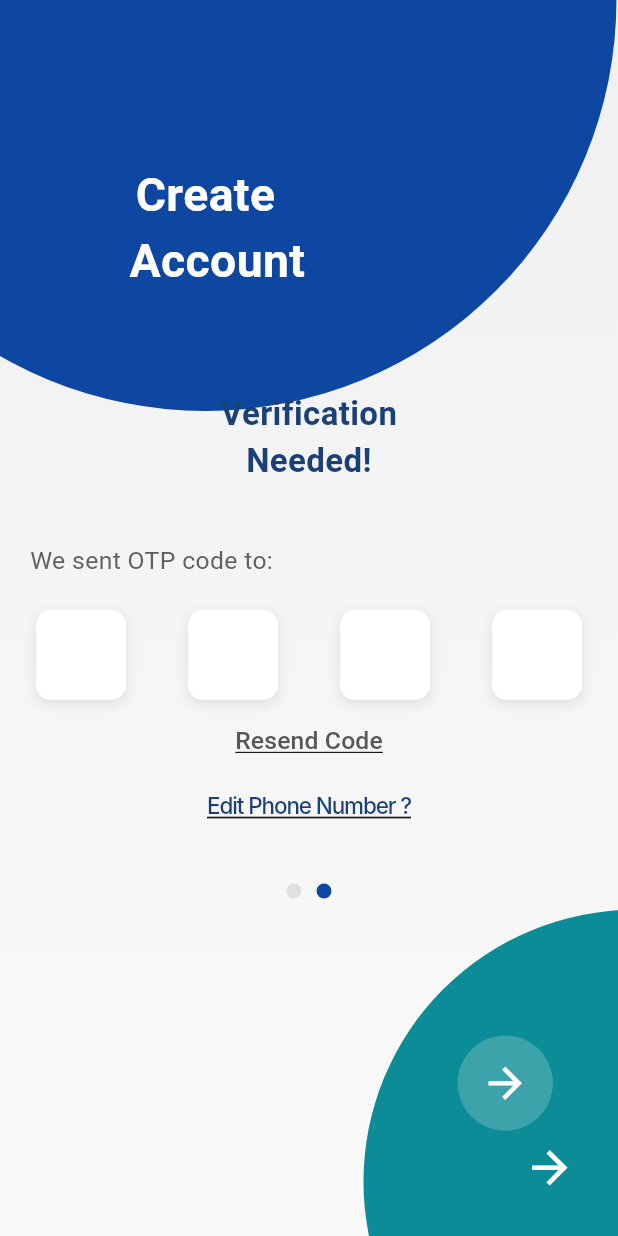
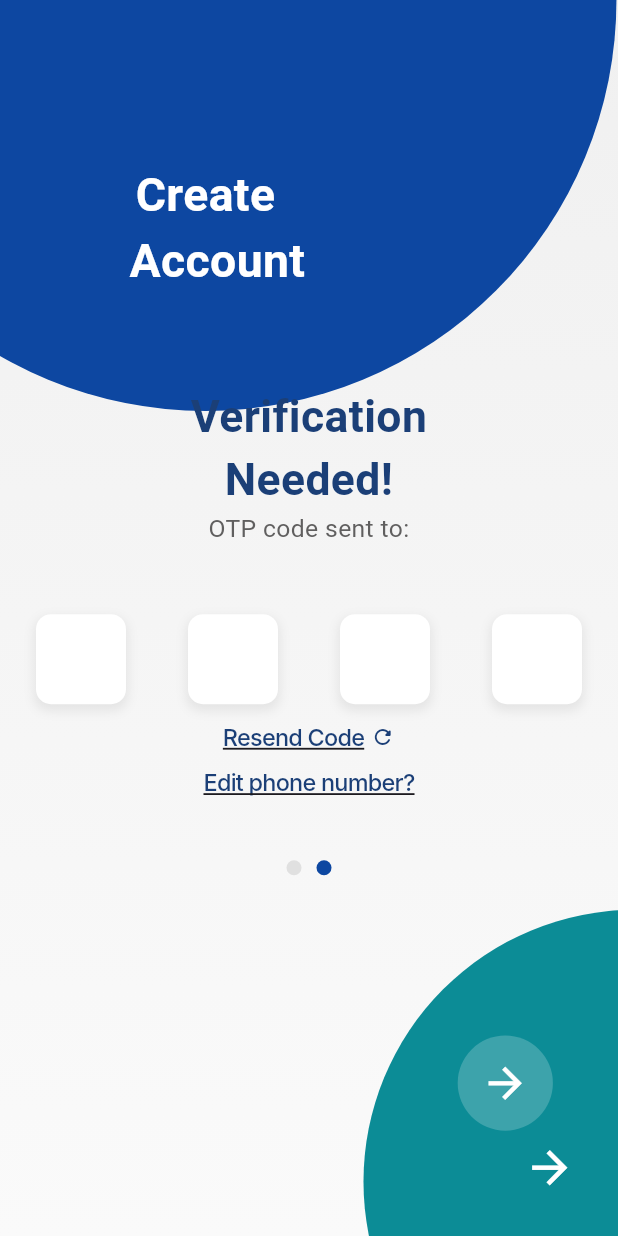
Before and after one commit to abde-salek/gaz-distribution-app, a Flutter app: the OtpVerificationPage screen opened directly with empty values, on a phone screen of 412 x 824 dp. Run offline on Flutter 3.47's test engine with Material 3 defaults, Android fonts, the phone set to English and light mode, and no system bars; Roboto replaces fonts that are missing (Futura Hv BT, Inter, Space Grotesk).

Commit message:
Day 25.1 OTP and signup  improved responsiveness and UI consistency

```diff
--- a/lib/Auth/otp_verification_page.dart
+++ b/lib/Auth/otp_verification_page.dart
@@ -1,5 +1,6 @@
 import 'package:flutter/material.dart';
 import 'package:flutter/services.dart';
+import 'package:gaz/Auth/signup_page.dart';
 import 'package:gaz/Core/Dash.dart';
 
 class OtpVerificationPage extends StatefulWidget {
@@ -68,6 +69,7 @@ class _OtpVerificationPageState extends State<OtpVerificationPage> {
 
     final double titleFontSize = screenWidth * 0.075;
     final double bodyFontSize = screenWidth * 0.04;
+    final double linkFontSize = screenWidth * 0.038;
 
     return Scaffold(
       body: Container(
@@ -228,16 +230,6 @@ class _OtpVerificationPageState extends State<OtpVerificationPage> {
                         SizedBox(height: screenHeight * 0.22),
 
                         // "Enter Verification Code" Title
-                        Container(
-                          width: screenWidth,
-                          height: 100,
-                          padding: const EdgeInsets.all(16),
-                          child: Row(
-                            mainAxisSize: MainAxisSize.min,
-                            mainAxisAlignment: MainAxisAlignment.center,
-                            crossAxisAlignment: CrossAxisAlignment.center,
-                            spacing: 10,
-                            children: [
                         SizedBox(
                           width: 206,
                           child: Text(
@@ -245,23 +237,16 @@ class _OtpVerificationPageState extends State<OtpVerificationPage> {
                             textAlign: TextAlign.center,
                             style: TextStyle(
                               color: const Color(0xFF1B3F77),
-                                    fontSize: 22,
+                              fontSize: bodyFontSize * 1.8,
                               fontFamily: 'Space Grotesk',
                               fontWeight: FontWeight.w700,
                             ),
                           ),
                         ),
-                            ],
-                          ),
-                        ),
-                        SizedBox(height: screenHeight * 0.025),
-
+                        //SizedBox(height: screenHeight * 0.025),
                         // Phone number information text
-                        Row(
-                          crossAxisAlignment: CrossAxisAlignment.center,
-                          children: [
                         Text(
-                              'We sent OTP code to:',
+                          'OTP code sent to:',
                           textAlign: TextAlign.center,
                           style: TextStyle(
                             fontSize: bodyFontSize,
@@ -269,14 +254,13 @@ class _OtpVerificationPageState extends State<OtpVerificationPage> {
                           ),
                         ),
                         Text(
-                              '${widget.phoneNumber}',
+                          widget.phoneNumber,
                           textAlign: TextAlign.center,
                           style: TextStyle(
+                            fontWeight: FontWeight.bold,
                             fontSize: bodyFontSize,
                             color: const Color.fromARGB(255, 87, 87, 87),
                           ),
-                            ),
-                          ],
                         ),
                         SizedBox(height: screenHeight * 0.02),
 
@@ -292,41 +276,74 @@ class _OtpVerificationPageState extends State<OtpVerificationPage> {
                           ),
                         ),
 
-                        ///SizedBox(height: screenHeight * 0.02),
+                        SizedBox(height: screenHeight * 0.008),
 
                         // "Resend Code" Button
-                        TextButton(
-                          onPressed: () {
-                            // TODO: Implement resend code functionality
+                        GestureDetector(
+                          onTap: () {
+                            // Navigate back to login
+                          },
+                          child: Row(
+                            mainAxisAlignment: MainAxisAlignment.center,
+                            crossAxisAlignment: CrossAxisAlignment.center,
+                            children: [
+                              Text(
+                                'Resend Code',
+                                textAlign: TextAlign.center,
+                                style: TextStyle(
+                                  // Navy blue to match brand colors
+                                  color: const Color(0xFF1B3F77),
+                                  // Responsive font size
+                                  fontSize: linkFontSize.clamp(
+                                    12.0, // Minimum size
+                                    18.0, // Maximum size
+                                  ),
+                                  fontFamily: 'Inter',
+                                  fontWeight: FontWeight.w500,
+                                  // Underline to indicate it's clickable
+                                  decoration: TextDecoration.underline,
+                                  letterSpacing: -0.5,
+                                ),
+                              ),
+                              SizedBox(width: screenWidth * 0.01),
+                              // Refresh icon
+                              Icon(
+                                Icons.refresh_rounded,
+                                color: const Color(0xFF1B3F77),
+                                size: linkFontSize.clamp(16.0, 20.0),
+                              ),
+                            ],
+                          ),
+                        ),
+
+                        SizedBox(height: screenHeight * 0.01),
+
+                        // Edit Phone Number GETS back to Sign Up first page
+                        GestureDetector(
+                          onTap: () {
+                            // Navigate back to login
+                            SignupPage();
                           },
                           child: Text(
-                            'Resend Code',
+                            'Edit phone number?',
+                            textAlign: TextAlign.center,
                             style: TextStyle(
-                              color: const Color.fromARGB(255, 87, 87, 87),
-                              fontSize: bodyFontSize,
+                              // Navy blue to match brand colors
+                              color: const Color(0xFF1B3F77),
+                              // Responsive font size
+                              fontSize: linkFontSize.clamp(
+                                12.0, // Minimum size
+                                18.0, // Maximum size
+                              ),
+                              fontFamily: 'Inter',
+                              fontWeight: FontWeight.w500,
+                              // Underline to indicate it's clickable
                               decoration: TextDecoration.underline,
+                              letterSpacing: -0.5,
                             ),
                           ),
                         ),
-                        SizedBox(height: screenHeight * 0.01),
 
-                        // Edit Phone Number GETS back to Sign Up first page
-                        Positioned(
-                          left: 0,
-                          top: 0,
-                          child: Text(
-                            'Edit Phone Number ?',
-                            textAlign: TextAlign.center,
-                            style: TextStyle(
-                              color: const Color(0xFF1B3F77),
-                              fontSize: 15,
-                              fontFamily: 'Inter',
-                              fontWeight: FontWeight.w500,
-                              decoration: TextDecoration.underline,
-                              letterSpacing: -0.75,
-                            ),
-                          ),
-                        ),
                         SizedBox(height: screenHeight * 0.05),
 
                         // Page indicator dots
--- a/lib/Auth/splash_page.dart
+++ b/lib/Auth/splash_page.dart
@@ -55,7 +55,7 @@ class _SplachState extends State<Splach> {
             ) {
               return FadeTransition(opacity: animation, child: child);
             },
-            transitionDuration: const Duration(milliseconds: 500),
+            transitionDuration: const Duration(milliseconds: 300),
           ),
         );
       }
```
Also changed, not shown: lib/Auth/signup_page.dart (+17 -16 lines). Lines whose indentation alone changed are shown as unchanged.
